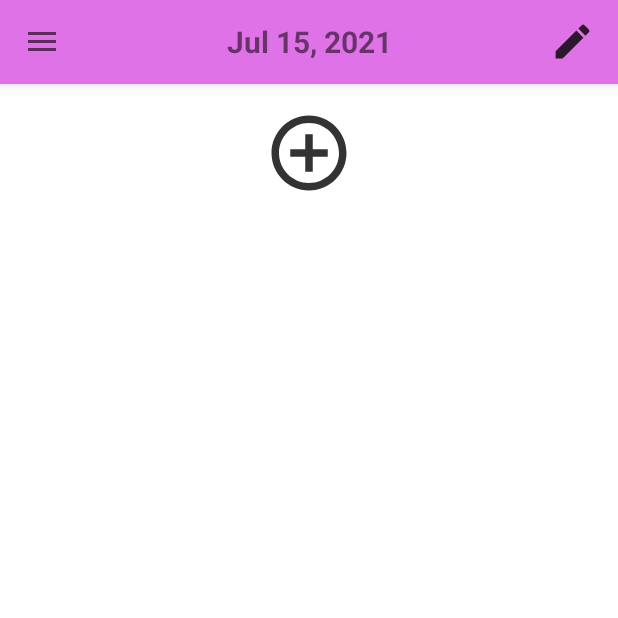
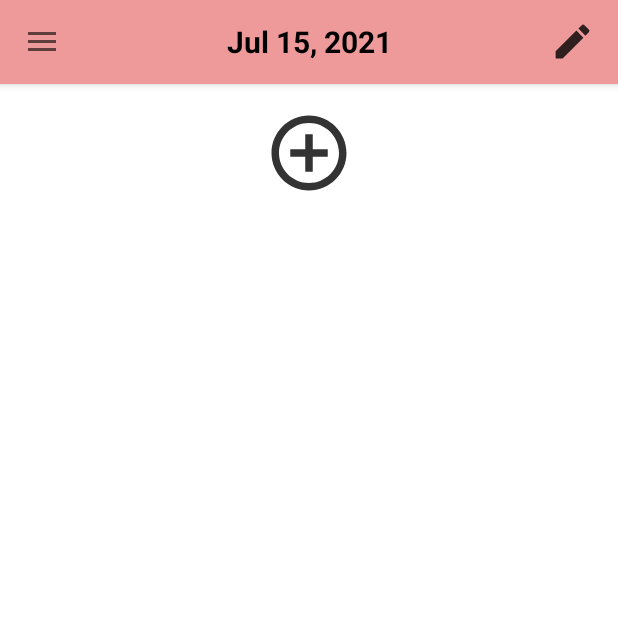
Before and after one commit to alexpergar/lifitdown, an Android app: the screen it shows after launch (MainActivity), on a phone screen of 412 x 824 dp, the top half of it. Run offline under Robolectric (Android 15) with nearby library versions, the phone set to English and light mode, and no system bars; our stand-ins replace Room's generated code.

Commit message:
some bug fixes i guess

```diff
--- a/app/src/main/res/layout/activity_main.xml
+++ b/app/src/main/res/layout/activity_main.xml
@@ -32,10 +32,11 @@
                 android:id="@+id/textToolbar"
                 android:layout_width="wrap_content"
                 android:layout_height="wrap_content"
+                android:layout_gravity="center"
                 android:text="String placeholder"
+                android:textColor="?colorOnPrimary"
                 android:textSize="20sp"
-                android:textStyle="bold"
-                android:layout_gravity="center"/>
+                android:textStyle="bold" />
 
             <ImageView
                 android:id="@+id/editButtonToolbar"
--- a/app/src/main/res/layout/drawer_header.xml
+++ b/app/src/main/res/layout/drawer_header.xml
@@ -7,7 +7,7 @@
     android:layout_height="140dp"
     android:gravity="bottom"
     android:padding="10dp"
-    android:background="@color/ic_background_purple"   >
+    android:background="?colorPrimary"   >
 
     <ImageView
         android:id="@+id/imageView"
--- a/app/src/main/res/values-night/themes.xml
+++ b/app/src/main/res/values-night/themes.xml
@@ -2,15 +2,14 @@
     <!-- Base application theme. -->
         <style name="Theme.SimpleWorkoutNotebook" parent="Theme.MaterialComponents.DayNight.NoActionBar">
         <!-- Primary brand color. -->
-        <item name="colorPrimary">@color/purple_200</item>
-        <item name="colorPrimaryVariant">@color/purple_700</item>
+        <item name="colorPrimary">@color/kind_of_pink</item>
+        <item name="colorPrimaryVariant">@color/salmon_soft_variant</item>
         <item name="colorOnPrimary">@color/black</item>
         <!-- Secondary brand color. -->
-        <item name="colorSecondary">@color/teal_200</item>
-        <item name="colorSecondaryVariant">@color/teal_200</item>
+        <item name="colorSecondary">@color/purple_soft</item>
+        <item name="colorSecondaryVariant">@color/purple_soft_variant</item>
         <item name="colorOnSecondary">@color/black</item>
         <!-- Status bar color. -->
         <item name="android:statusBarColor" tools:targetApi="l">?attr/colorPrimaryVariant</item>
-        <!-- Customize your theme here. -->
     </style>
 </resources>
--- a/app/src/main/res/values/colors.xml
+++ b/app/src/main/res/values/colors.xml
@@ -1,10 +1,17 @@
 <?xml version="1.0" encoding="utf-8"?>
 <resources>
-    <color name="purple_200">#FFBB86FC</color>
+    <color name="columbia_blue">#1AC8ED</color>
     <color name="purple_500">#FF6200EE</color>
     <color name="purple_700">#FF3700B3</color>
     <color name="teal_200">#FF03DAC5</color>
     <color name="teal_700">#FF018786</color>
     <color name="black">#FF000000</color>
     <color name="white">#FFFFFFFF</color>
+    <color name="black_coral">#303943</color>
+    <color name="outer_space_crayola">#101515</color>
+    <color name="salmon_soft">#ef9a9a</color>
+    <color name="salmon_soft_variant">#ffcccb</color>
+    <color name="purple_soft">#e1bee7</color>
+    <color name="purple_soft_variant">#fff1ff</color>
+    <color name="kind_of_pink">#AA00FF</color>
 </resources>
--- /dev/null
+++ b/app/src/main/res/values/styles.xml
@@ -0,0 +1,6 @@
+<?xml version="1.0" encoding="utf-8"?>
+<resources>
+<!--    <style name="personalCardView" parent="Widget.MaterialComponents.CardView">-->
+<!--        <item name="cardBackgroundColor">?colorSecondaryVariant</item>-->
+<!--    </style>-->
+</resources>
--- a/app/src/main/res/values/themes.xml
+++ b/app/src/main/res/values/themes.xml
@@ -2,17 +2,18 @@
     <!-- Base application theme. -->
     <style name="Theme.SimpleWorkoutNotebook" parent="Theme.MaterialComponents.Light.NoActionBar">
         <!-- Primary brand color. -->
-        <item name="colorPrimary">@color/ic_background_purple</item>
-        <item name="colorPrimaryVariant">@color/purple_700</item>
-        <item name="colorOnPrimary">@color/white</item>
+        <item name="colorPrimary">@color/salmon_soft</item>
+        <item name="colorPrimaryVariant">@color/salmon_soft_variant</item>
+        <item name="colorOnPrimary">@color/black</item>
         <!-- Secondary brand color. -->
-        <item name="colorSecondary">@color/teal_200</item>
-        <item name="colorSecondaryVariant">@color/teal_700</item>
+        <item name="colorSecondary">@color/purple_soft</item>
+        <item name="colorSecondaryVariant">@color/purple_soft_variant</item>
         <item name="colorOnSecondary">@color/black</item>
         <!-- Status bar color. -->
         <item name="android:statusBarColor" tools:targetApi="l">?attr/colorPrimaryVariant</item>
         <!-- Customize your theme here. -->
 <!--        <item name="android:colorBackground">@color/black</item>-->
-<!--        <item name=""-->
+        <!-- CardView color. -->
+<!--        <item name="materialCardViewStyle">@style/personalCardView</item>-->
     </style>
 </resources>
```
